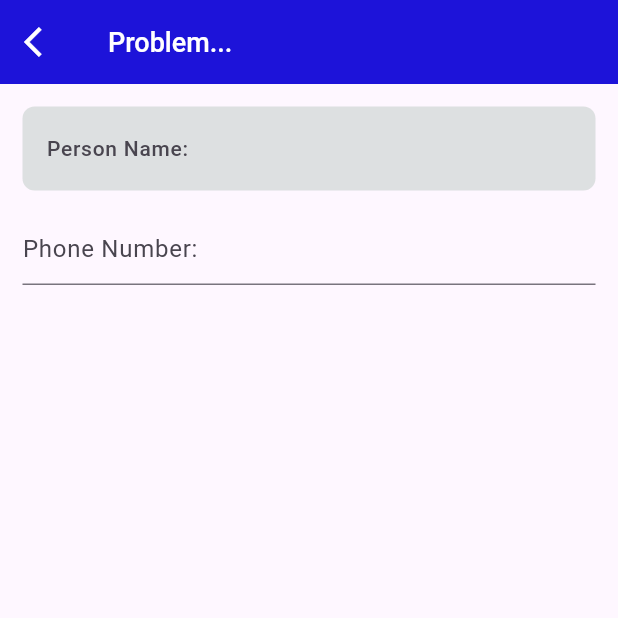
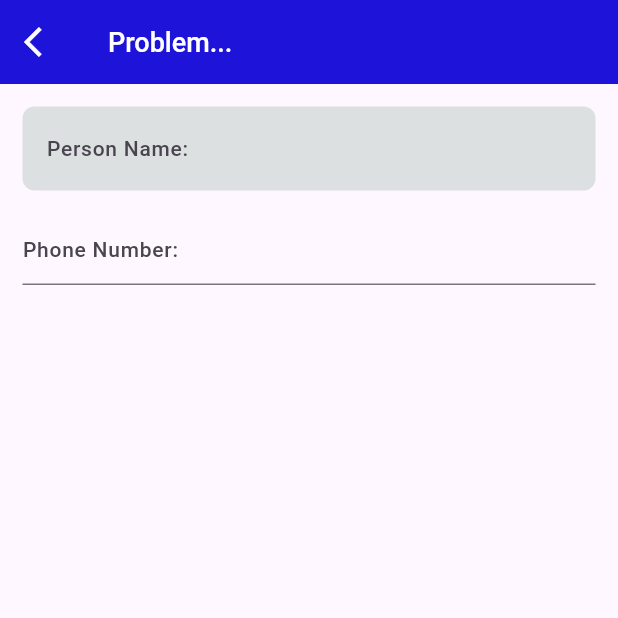
Before and after one commit to AthiraaAthi/Lendo_Admin_App, a Flutter app: the AcceptedSelectedScreen screen opened directly, on a phone screen of 412 x 824 dp, the top half of it. Run offline on Flutter 3.47's test engine with Material 3 defaults, Android fonts, the light colour scheme and no system bars.

Commit message:
added hintStyle to TextField in AcceptedSelectedScreen for improved text visibility

```diff
--- a/lib/view/accepted/accepted_selected.dart
+++ b/lib/view/accepted/accepted_selected.dart
@@ -42,6 +42,7 @@ class AcceptedSelectedScreen extends StatelessWidget {
             TextField(
               decoration: InputDecoration(
                 hintText: "Phone Number:",
+                hintStyle: TextStyle(fontSize: 14, fontWeight: FontWeight.w500),
               ),
             ),
           ],
```
